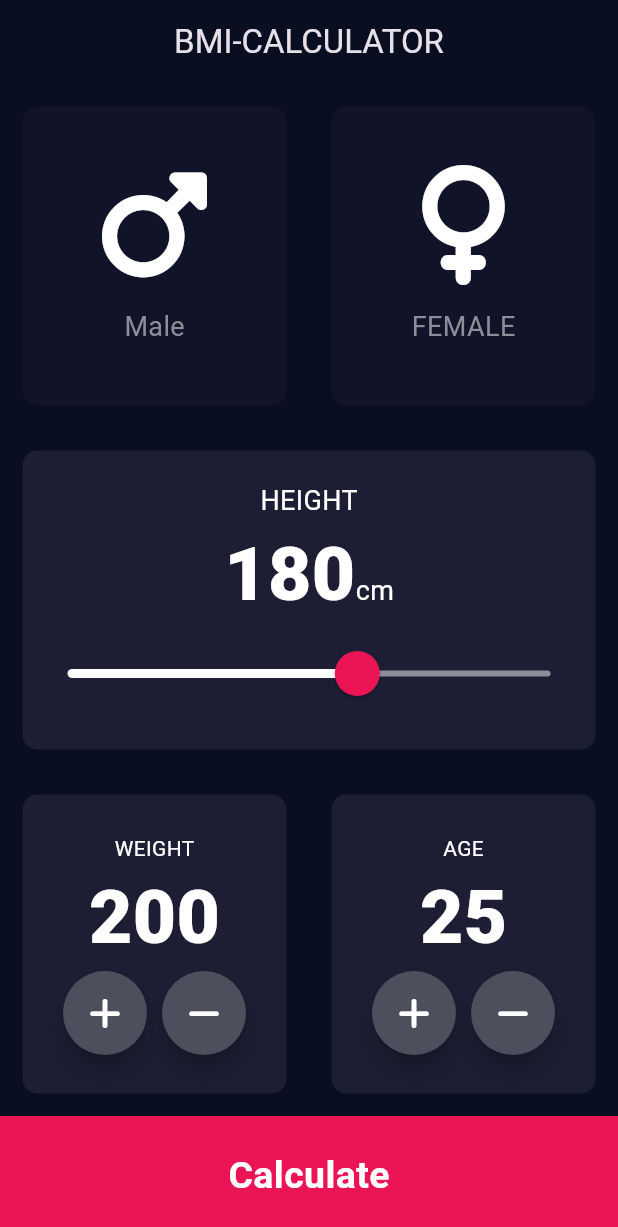
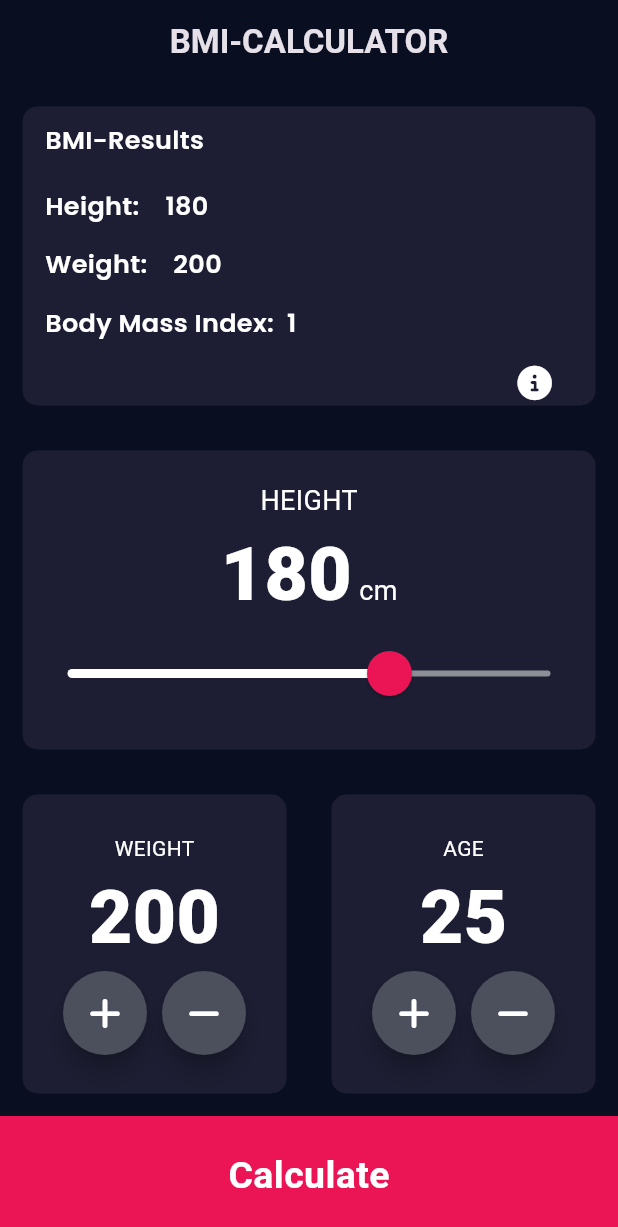
Before and after one commit to Ampaw24/BMI-Calculator--Flutter, a Flutter app: the screen it shows after launch, on a phone screen of 412 x 824 dp. Shown: the top 1227 px of the screen. Run offline on Flutter 3.47's test engine with Material 3 defaults, Android fonts, the phone set to English and light mode, and no system bars; our stand-ins replace font_awesome_flutter, get, google_fonts.

Commit message:
providers added

```diff
--- a/lib/views/homepage.dart
+++ b/lib/views/homepage.dart
@@ -10,6 +10,7 @@ import 'package:bmicalculator/widgets/calculateBrain.dart';
 import 'package:bmicalculator/widgets/roundedbutton.dart';
 import 'package:flutter/material.dart';
 import 'package:font_awesome_flutter/font_awesome_flutter.dart';
+import 'package:google_fonts/google_fonts.dart';
 import 'package:provider/provider.dart';
 
 const buttonHeight = 80.0;
@@ -32,50 +33,73 @@ class _InputAppState extends State<InputApp> {
     return Scaffold(
         appBar: AppBar(
           backgroundColor: Color(0xFF0A0E21),
-          title: Center(child: Text("BMI-CALCULATOR")),
+          title: Center(
+              child: Text(
+            "BMI-CALCULATOR",
+            style: TextStyle(fontWeight: FontWeight.bold),
+          )),
           elevation: 0,
         ),
         body: Column(
           crossAxisAlignment: CrossAxisAlignment.stretch,
           children: [
             Expanded(
-                child: Row(
+                child: Blocks(
+                    conts: Column(
+                      mainAxisAlignment: MainAxisAlignment.start,
+                      crossAxisAlignment: CrossAxisAlignment.start,
                       children: [
-                Expanded(
-                    child: GestureDetector(
-                  onTap: () {
-                    setState(() {
-                      selectedGender = Gender.male;
-                    });
-                  },
-                  child: Blocks(
-                    conts: CardContent(
-                      icons: FontAwesomeIcons.mars,
-                      gender: "Male",
+                        Container(
+                          margin: const EdgeInsets.symmetric(
+                              horizontal: 15, vertical: 10),
+                          child: Text(
+                            "BMI-Results",
+                            style: GoogleFonts.poppins(
+                                fontSize: 17,
+                                fontWeight: FontWeight.w600,
+                                color: Colors.white),
                           ),
-                    color: selectedGender == Gender.male
-                        ? AppColors.activecolor
-                        : AppColors.inactiveCardcolor,
                         ),
-                )),
-                Expanded(
-                    child: GestureDetector(
-                  onTap: () {
-                    selectedGender = Gender.female;
-                    print("Female Tap");
-                  },
-                  child: Blocks(
-                    conts: CardContent(
-                      gender: "FEMALE",
-                      icons: FontAwesomeIcons.venus,
+                        Container(
+                          margin: const EdgeInsets.symmetric(
+                              horizontal: 15, vertical: 10),
+                          child: Text("Height:    ${bmicontext.height}",
+                              style: GoogleFonts.poppins(
+                                  fontSize: 17,
+                                  fontWeight: FontWeight.w600,
+                                  color: Colors.white)),
                         ),
-                    color: selectedGender == Gender.female
-                        ? AppColors.activecolor
-                        : AppColors.inactiveCardcolor,
+                        Container(
+                          margin: const EdgeInsets.symmetric(
+                              horizontal: 15, vertical: 5),
+                          child: Text(
+                            "Weight:    ${bmicontext.weight}",
+                            style: GoogleFonts.poppins(
+                                fontSize: 17,
+                                fontWeight: FontWeight.w600,
+                                color: Colors.white),
                           ),
+                        ),
+                        Container(
+                          margin: const EdgeInsets.symmetric(
+                              horizontal: 15, vertical: 10),
+                          child: Text(
+                            "Body Mass Index:  ${bmicontext.calculateBmi(bmicontext.height, bmicontext.weight).ceil()}",
+                            style: GoogleFonts.poppins(
+                                fontSize: 17,
+                                fontWeight: FontWeight.w600,
+                                color: Colors.white),
+                          ),
+                        ),
+                        Container(
+                            margin: const EdgeInsets.only(left: 330, top: 7),
+                            child: Icon(
+                              FontAwesomeIcons.circleInfo,
+                              size: 23,
                             )),
                       ],
-            )),
+                    ),
+                    color: Color(0xFF1D1E33))),
             Expanded(
                 child: Blocks(
                     conts: Column(
@@ -98,7 +122,7 @@ class _InputAppState extends State<InputApp> {
                                   fontSize: textSize, fontWeight: fontweight),
                             ),
                             Text(
-                              "cm",
+                              " cm",
                               style: TextStyle(fontSize: 18.0),
                             ),
                           ],
@@ -114,7 +138,7 @@ class _InputAppState extends State<InputApp> {
                                   RoundSliderOverlayShape(overlayRadius: 30.0)),
                           child: Slider(
                             inactiveColor: Color(0xFF8D8E98),
-                            min: 120,
+                            min: 100,
                             max: 220,
                             value: bmicontext.height.toDouble(),
                             onChanged: ((double value) {
@@ -153,6 +177,7 @@ class _InputAppState extends State<InputApp> {
                               mainAxisAlignment: MainAxisAlignment.center,
                               children: [
                                 RoundedButton(
+                                  onLongP: () => bmicontext.height = 0,
                                   onPressed: () {
                                     setState(() {
                                       bmicontext.weight += 1;
--- a/lib/widgets/roundedbutton.dart
+++ b/lib/widgets/roundedbutton.dart
@@ -1,21 +1,27 @@
+// ignore_for_file: sort_child_properties_last, use_key_in_widget_constructors
+
 import 'package:flutter/material.dart';
 
 class RoundedButton extends StatelessWidget {
-  RoundedButton({required this.reqicon,this.onPressed });
+  RoundedButton({required this.reqicon,this.onPressed , this.onLongP});
     final VoidCallback? onPressed;
+     final VoidCallback? onLongP;
   final Widget reqicon;
   @override
   Widget build(BuildContext context) {
-    return RawMaterialButton(
-      child: reqicon,
-      elevation: 6.0,
-      constraints: BoxConstraints.tightFor(
-        width: 56.0,
-        height: 56.0,
+    return GestureDetector(
+      onLongPress: onLongP,
+      child: RawMaterialButton(
+        child: reqicon,
+        elevation: 6.0,
+        constraints:const BoxConstraints.tightFor(
+          width: 56.0,
+          height: 56.0,
+        ),
+        onPressed:onPressed,
+              shape: const CircleBorder(),
+        fillColor: const Color(0xff4c4f5c),
       ),
-      onPressed:onPressed,
-            shape: CircleBorder(),
-      fillColor: Color(0xff4c4f5c),
     );
   }
 
```
Lines whose indentation alone changed are shown as unchanged.
